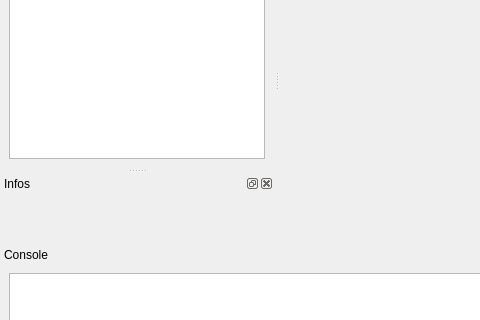
First picture: the form in Polyhedron/demo/Polyhedron/MainWindow.ui, repository CGAL/cgal, before the edit; both pictures show x 0 to 480 and y 98 to 418 of the 978 by 594 pixel window.
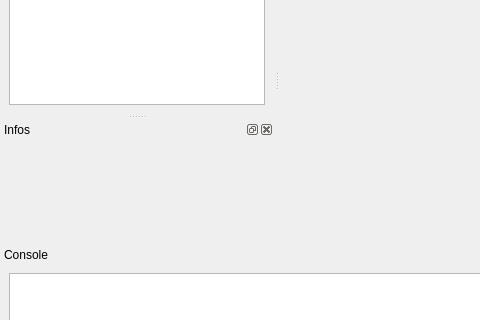
Second picture: the form after the edit. Icons and pictures are not drawn. Custom widgets are drawn as their Qt base class.

Commit message:
Put the infoLabel in a scroll area
in the dockwidget entitled "Infos", so that we can resize the dockwidget to
a width smaller than its content.

The edit to the form file:
```diff
--- a/Polyhedron/demo/Polyhedron/MainWindow.ui
+++ b/Polyhedron/demo/Polyhedron/MainWindow.ui
@@ -265,7 +265,31 @@
         <number>0</number>
        </property>
        <item>
+        <widget class="QScrollArea" name="scrollArea">
+         <property name="frameShape">
+          <enum>QFrame::NoFrame</enum>
+         </property>
+         <property name="widgetResizable">
+          <bool>true</bool>
+         </property>
+         <widget class="QWidget" name="scrollAreaWidgetContents">
+          <property name="geometry">
+           <rect>
+            <x>0</x>
+            <y>0</y>
+            <width>256</width>
+            <height>83</height>
+           </rect>
+          </property>
+          <layout class="QGridLayout" name="gridLayout">
+           <item row="0" column="0">
         <widget class="QLabel" name="infoLabel">
+             <property name="sizePolicy">
+              <sizepolicy hsizetype="Preferred" vsizetype="Preferred">
+               <horstretch>0</horstretch>
+               <verstretch>1</verstretch>
+              </sizepolicy>
+             </property>
          <property name="contextMenuPolicy">
           <enum>Qt::CustomContextMenu</enum>
          </property>
@@ -275,6 +299,10 @@
          <property name="alignment">
           <set>Qt::AlignLeading|Qt::AlignLeft|Qt::AlignTop</set>
          </property>
+            </widget>
+           </item>
+          </layout>
+         </widget>
         </widget>
        </item>
        <item>
```
Left out of the diff: 1 changed line with no effect on the pictures. Lines whose indentation alone changed are shown as unchanged.
